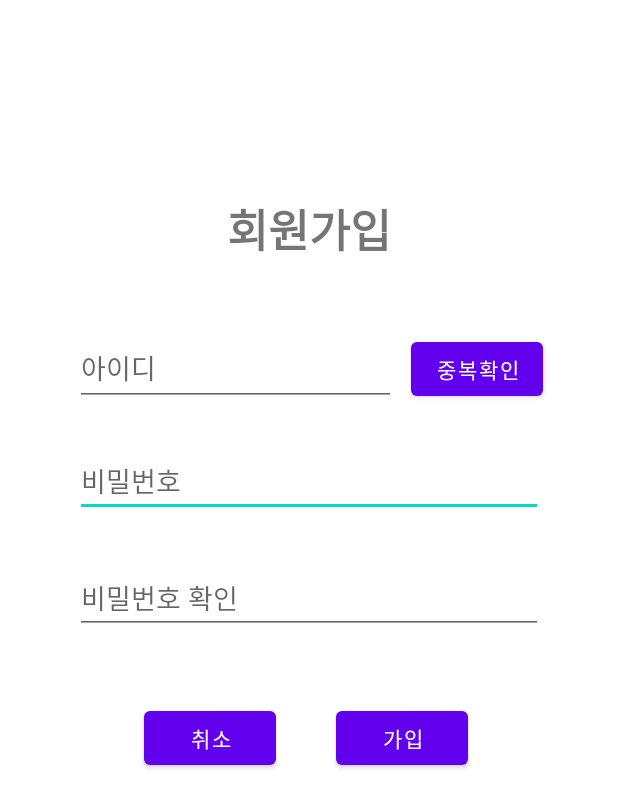
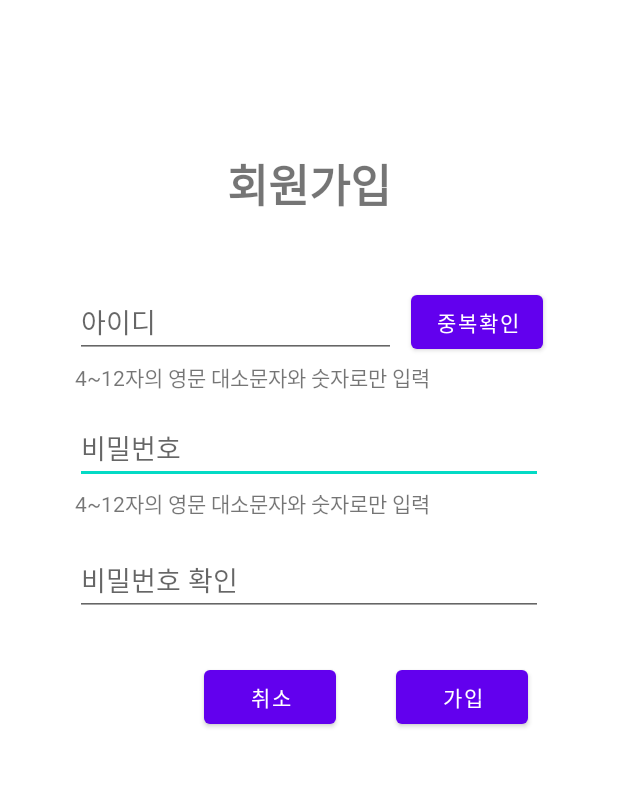
Before and after one commit to Chaeduk/REST-API-Project, an Android app: the layout activity_local_signup.xml on its own in the app's theme, with its tools: preview values and no code run, on a phone screen of 412 x 824 dp. Shown: the top 808 px of the screen. Run offline under Robolectric (Android 15) with nearby library versions, the phone set to English and light mode, and no system bars.

```diff
--- a/Project/app/src/main/res/layout/activity_local_signup.xml
+++ b/Project/app/src/main/res/layout/activity_local_signup.xml
@@ -10,7 +10,7 @@
         android:id="@+id/tv_signup_text"
         android:layout_width="wrap_content"
         android:layout_height="wrap_content"
-        android:layout_marginTop="130dp"
+        android:layout_marginTop="100dp"
         android:text="회원가입"
         android:textSize="30sp"
         android:textStyle="bold"
@@ -22,7 +22,7 @@
         android:id="@+id/edt_signup_pwd"
         android:layout_width="0dp"
         android:layout_height="44dp"
-        android:layout_marginTop="30dp"
+        android:layout_marginTop="40dp"
         android:ems="10"
         android:hint="비밀번호"
         android:inputType="textPassword"
@@ -31,10 +31,10 @@
         app:layout_constraintTop_toBottomOf="@+id/edt_signup_id" />
 
     <EditText
-        android:id="@+id/edt_signup_edtok"
+        android:id="@+id/edt_signup_pwdok"
         android:layout_width="0dp"
         android:layout_height="wrap_content"
-        android:layout_marginTop="30dp"
+        android:layout_marginTop="40dp"
         android:ems="10"
         android:hint="비밀번호 확인"
         android:inputType="textPassword"
@@ -45,7 +45,7 @@
     <EditText
         android:id="@+id/edt_signup_id"
         android:layout_width="0dp"
-        android:layout_height="50dp"
+        android:layout_height="wrap_content"
         android:layout_marginStart="50dp"
         android:layout_marginTop="45dp"
         android:layout_marginEnd="10dp"
@@ -61,16 +61,16 @@
         android:layout_width="wrap_content"
         android:layout_height="wrap_content"
         android:layout_marginStart="40dp"
-        android:layout_marginTop="45dp"
+        android:layout_marginTop="30dp"
         android:text="가입"
         app:layout_constraintStart_toEndOf="@+id/btn_signup_cancel"
-        app:layout_constraintTop_toBottomOf="@+id/edt_signup_edtok" />
+        app:layout_constraintTop_toBottomOf="@+id/edt_signup_pwdok" />
 
     <Button
         android:id="@+id/btn_signup_cancel"
         android:layout_width="wrap_content"
         android:layout_height="wrap_content"
-        android:layout_marginStart="96dp"
+        android:layout_marginStart="136dp"
         android:text="취소"
         app:layout_constraintBaseline_toBaselineOf="@+id/btn_signup_register"
         app:layout_constraintStart_toStartOf="parent" />
@@ -86,5 +86,26 @@
         app:layout_constraintStart_toEndOf="@+id/edt_signup_id"
         app:layout_constraintTop_toTopOf="@+id/edt_signup_id" />
 
+    <TextView
+        android:id="@+id/textView"
+        android:layout_width="0dp"
+        android:layout_height="wrap_content"
+        android:layout_marginTop="2dp"
+        android:text="4~12자의 영문 대소문자와 숫자로만 입력"
+        app:layout_constraintEnd_toEndOf="@+id/btn_signup_doublecheck"
+        app:layout_constraintHorizontal_bias="0.289"
+        app:layout_constraintStart_toStartOf="@+id/edt_signup_id"
+        app:layout_constraintTop_toBottomOf="@+id/edt_signup_id" />
+
+    <TextView
+        android:id="@+id/textView2"
+        android:layout_width="0dp"
+        android:layout_height="wrap_content"
+        android:layout_marginTop="2dp"
+        android:text="4~12자의 영문 대소문자와 숫자로만 입력"
+        app:layout_constraintEnd_toEndOf="@+id/edt_signup_pwd"
+        app:layout_constraintStart_toStartOf="@+id/edt_signup_pwd"
+        app:layout_constraintTop_toBottomOf="@+id/edt_signup_pwd" />
+
 
 </androidx.constraintlayout.widget.ConstraintLayout>
```
Also changed, not shown: Project/app/src/main/java/com/summer/project/LocalSignup.kt (+80 -0 lines), Project/app/src/main/java/com/summer/project/Service.kt (+14 -4 lines), Project/app/src/main/java/com/summer/project/SigninActivity.kt (+18 -0 lines), 3 other files.
